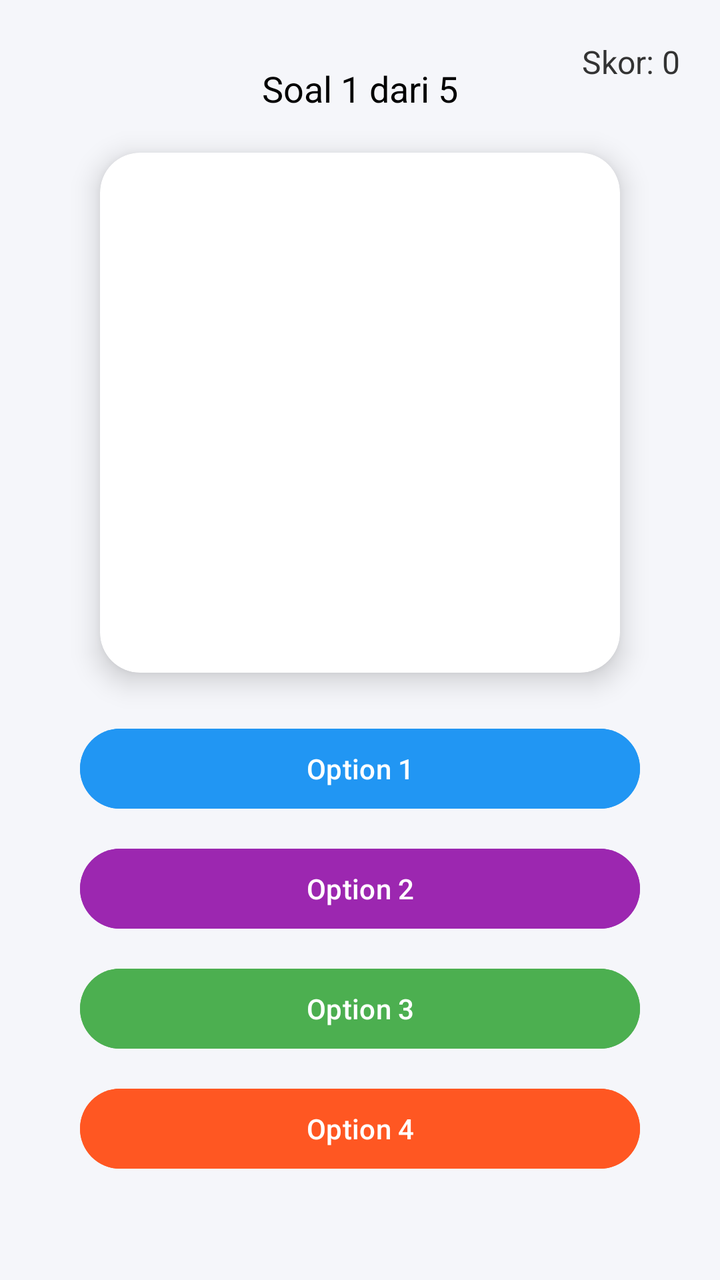
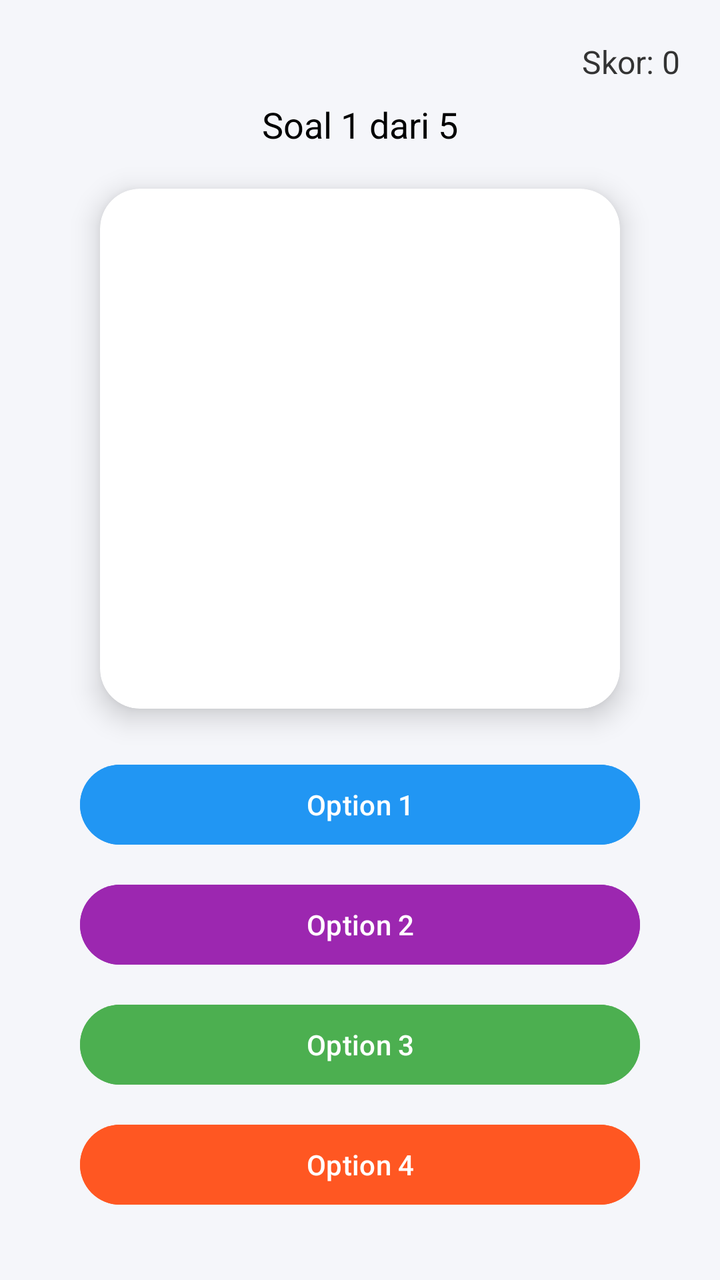

An Android layout rendered at two revisions. The XML below is the earlier revision; the diff shows what the commit changed to produce the second picture.
<!-- AndroidManifest.xml: application theme Theme.WordsApp -->
<!-- res/layout/activity_main.xml -->
<?xml version="1.0" encoding="utf-8"?>
<androidx.constraintlayout.widget.ConstraintLayout
    xmlns:android="http://schemas.android.com/apk/res/android"
    xmlns:app="http://schemas.android.com/apk/res-auto"
    xmlns:tools="http://schemas.android.com/tools"
    android:id="@+id/main"
    android:layout_width="match_parent"
    android:layout_height="match_parent"
    android:background="#F5F6FA"
    tools:context=".MainActivity">

    <TextView
        android:id="@+id/txtSoalIndicator"
        android:layout_width="wrap_content"
        android:layout_height="wrap_content"
        android:layout_marginTop="32dp"
        android:text="Soal 1 dari 5"
        android:textColor="#000000"
        android:textSize="18sp"
        app:layout_constraintEnd_toEndOf="parent"
        app:layout_constraintStart_toStartOf="parent"
        app:layout_constraintTop_toTopOf="parent" />

    <TextView
        android:id="@+id/txtSkor"
        android:layout_width="wrap_content"
        android:layout_height="wrap_content"
        android:text="Skor: 0"
        android:textSize="16sp"
        android:textColor="#333333"
        app:layout_constraintTop_toTopOf="parent"
        app:layout_constraintEnd_toEndOf="parent"
        android:layout_margin="20dp"/>

    <androidx.cardview.widget.CardView
        android:id="@+id/cardImage"
        android:layout_width="260dp"
        android:layout_height="260dp"
        android:layout_marginTop="20dp"
        app:cardCornerRadius="20dp"
        app:cardElevation="8dp"
        app:layout_constraintTop_toBottomOf="@id/txtSoalIndicator"
        app:layout_constraintStart_toStartOf="parent"
        app:layout_constraintEnd_toEndOf="parent">

        <ImageView
            android:id="@+id/img"
            android:layout_width="match_parent"
            android:layout_height="match_parent"
            android:scaleType="centerCrop"
            android:contentDescription="gambar buah"/>
    </androidx.cardview.widget.CardView>

    <LinearLayout
        android:id="@+id/optionLayout"
        android:layout_width="0dp"
        android:layout_height="wrap_content"
        android:layout_marginTop="24dp"
        android:orientation="vertical"
        android:gravity="center"
        android:layout_marginHorizontal="40dp"
        app:layout_constraintTop_toBottomOf="@id/cardImage"
        app:layout_constraintStart_toStartOf="parent"
        app:layout_constraintEnd_toEndOf="parent">

        <Button
            android:id="@+id/option1"
            android:layout_width="match_parent"
            android:layout_height="wrap_content"
            android:text="Option 1"
            android:backgroundTint="#2196F3"
            android:textColor="@android:color/white"
            android:layout_marginBottom="12dp"/>

        <Button
            android:id="@+id/option2"
            android:layout_width="match_parent"
            android:layout_height="wrap_content"
            android:text="Option 2"
            android:backgroundTint="#9C27B0"
            android:textColor="@android:color/white"
            android:layout_marginBottom="12dp"/>

        <Button
            android:id="@+id/option3"
            android:layout_width="match_parent"
            android:layout_height="wrap_content"
            android:text="Option 3"
            android:backgroundTint="#4CAF50"
            android:textColor="@android:color/white"
            android:layout_marginBottom="12dp"/>

        <Button
            android:id="@+id/option4"
            android:layout_width="match_parent"
            android:layout_height="wrap_content"
            android:text="Option 4"
            android:backgroundTint="#FF5722"
            android:textColor="@android:color/white"/>
    </LinearLayout>

    <TextView
        android:id="@+id/txtFeedback"
        android:layout_width="wrap_content"
        android:layout_height="wrap_content"
        android:text="Feedback"
        android:textSize="18sp"
        android:textColor="#000000"
        android:visibility="gone"
        app:layout_constraintTop_toBottomOf="@id/optionLayout"
        app:layout_constraintStart_toStartOf="parent"
        app:layout_constraintEnd_toEndOf="parent"
        android:layout_marginTop="16dp"/>

    <Button
        android:id="@+id/btnNext"
        android:layout_width="wrap_content"
        android:layout_height="wrap_content"
        android:layout_marginTop="16dp"
        android:text="LANJUT"
        android:backgroundTint="#009688"
        android:textColor="@android:color/white"
        android:visibility="gone"
        app:layout_constraintTop_toBottomOf="@id/txtFeedback"
        app:layout_constraintStart_toStartOf="parent"
        app:layout_constraintEnd_toEndOf="parent"/>

    <Button
        android:id="@+id/btnRestart"
        android:layout_width="wrap_content"
        android:layout_height="wrap_content"
        android:text="MAIN LAGI"
        android:backgroundTint="#E91E63"
        android:textColor="@android:color/white"
        android:visibility="gone"
        app:layout_constraintTop_toBottomOf="@id/btnNext"
        app:layout_constraintStart_toStartOf="parent"
        app:layout_constraintEnd_toEndOf="parent"
        android:layout_marginTop="20dp"/>

</androidx.constraintlayout.widget.ConstraintLayout>
<!-- resources referenced by this layout -->
<resources>
  <style name="Theme.WordsApp" parent="Base.Theme.WordsApp" />
  <style name="Base.Theme.WordsApp" parent="Theme.Material3.DayNight.NoActionBar">
          
          
      </style>
</resources>

<!-- the commit's change to res/layout/activity_main.xml (unified diff, before → after) -->
@@ -13,7 +13,7 @@
         android:id="@+id/txtSoalIndicator"
         android:layout_width="wrap_content"
         android:layout_height="wrap_content"
-        android:layout_marginTop="32dp"
+        android:layout_marginTop="50dp"
         android:text="Soal 1 dari 5"
         android:textColor="#000000"
         android:textSize="18sp"
